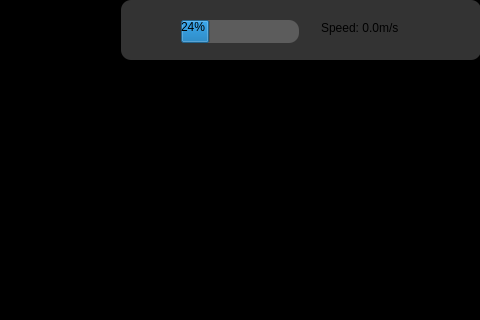
Before: the Qt Designer form Uranus/uranus.ui in ArtemisChief/Uranus, drawn with Qt 5; both pictures show x 319 to 799 and y 0 to 320 of the 1280 by 720 pixel window.
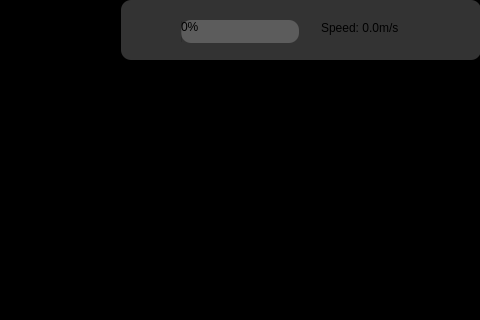
After: the same form once the commit is applied.

What changed in the file:
```diff
--- a/Uranus/uranus.ui
+++ b/Uranus/uranus.ui
@@ -367,7 +367,7 @@
       <string notr="true"/>
      </property>
      <property name="value">
-      <number>24</number>
+      <number>0</number>
      </property>
     </widget>
     <widget class="QLabel" name="speed_label">
```
